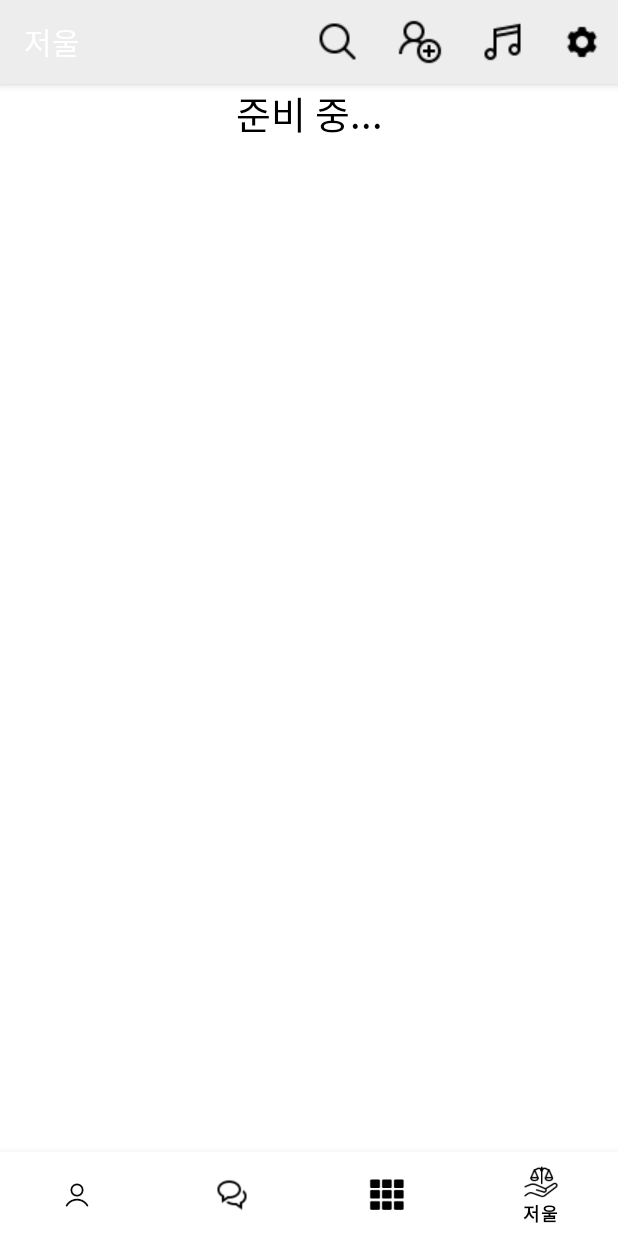
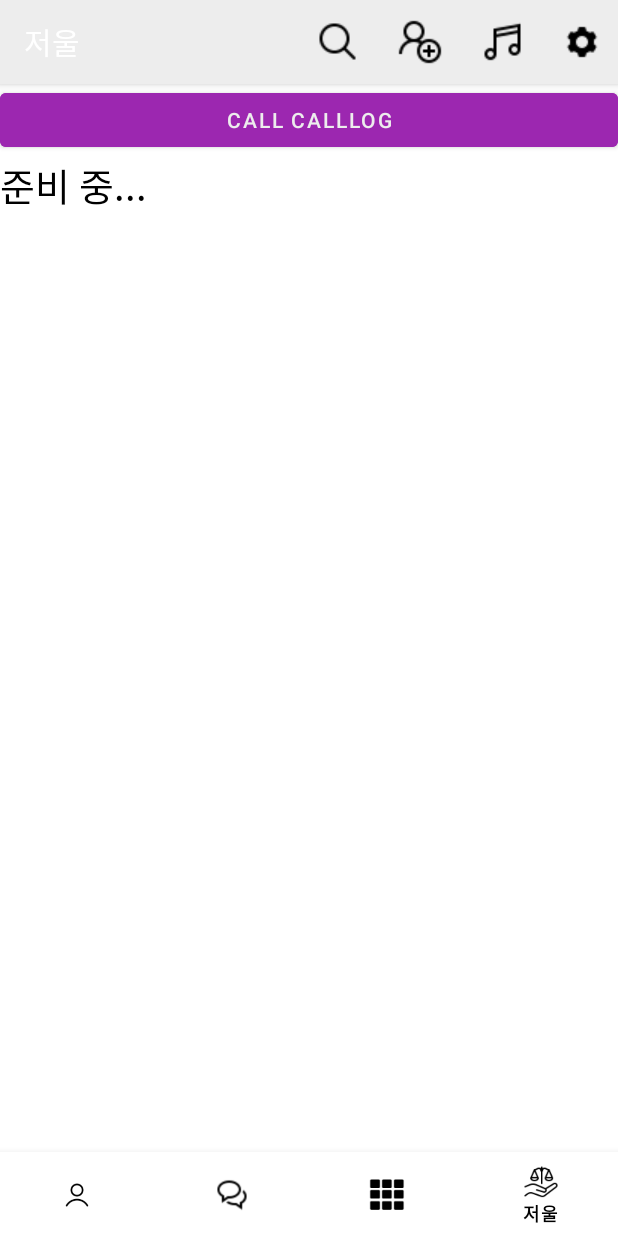
Before and after one commit to kael21ce/KakaotalkSampling, an Android app: the screen it shows after launch (MainActivity), item 4 of the bottom bar chosen, on a phone screen of 412 x 824 dp. Run offline under Robolectric (Android 15) with nearby library versions, the phone set to English and light mode, and no system bars; libraries missing offline, so code that uses them is left out: com.yanzhenjie.permission; 4 statements that could not run were skipped.

```diff
--- a/app/src/main/java/org/techtown/kakaotalksampling/ScaleFragment.java
+++ b/app/src/main/java/org/techtown/kakaotalksampling/ScaleFragment.java
@@ -1,16 +1,107 @@
 package org.techtown.kakaotalksampling;
 
+import android.database.Cursor;
 import android.os.Bundle;
+import android.provider.CallLog;
 import android.view.LayoutInflater;
 import android.view.View;
 import android.view.ViewGroup;
+import android.widget.Button;
+import android.widget.TextView;
+import android.widget.Toast;
 
 import androidx.annotation.Nullable;
 import androidx.fragment.app.Fragment;
 
+import com.yanzhenjie.permission.Action;
+import com.yanzhenjie.permission.AndPermission;
+import com.yanzhenjie.permission.runtime.Permission;
+
+import java.util.List;
+
 public class ScaleFragment extends Fragment {
+
+    Button calling;
+    TextView listCalling;
+
     public View onCreateView(LayoutInflater inflater, @Nullable ViewGroup container,
                              @Nullable Bundle savedInstanceState) {
-        return inflater.inflate(R.layout.fragment_scale, container, false);
+        View v = inflater.inflate(R.layout.fragment_scale, container, false);
+
+        AndPermission.with(this)
+                .runtime()
+                .permission(Permission.READ_CALL_LOG, Permission.READ_CONTACTS)
+                .onGranted(new Action<List<String>>() {
+                    @Override
+                    public void onAction(List<String> permissions) {
+                        Toast.makeText(v.getContext(), "허용된 권한 개수: "+permissions.size(),
+                                Toast.LENGTH_SHORT).show();
+                    }
+                })
+                .onDenied(new Action<List<String>>() {
+                    @Override
+                    public void onAction(List<String> permissions) {
+                        Toast.makeText(v.getContext(), "거부된 권한 개수: "+permissions.size(),
+                                Toast.LENGTH_SHORT).show();
+                    }
+                })
+                .start();
+
+        calling = v.findViewById(R.id.callCall);
+        listCalling = v.findViewById(R.id.callLogs);
+
+        calling.setOnClickListener(new View.OnClickListener() {
+            @Override
+            public void onClick(View view) {
+                listCalling.setText(getCallHistory());
+            }
+        });
+
+        return v;
+    }
+
+    public String getCallHistory() {
+        String[] callSet = new String[] { CallLog.Calls.DATE, CallLog.Calls.TYPE, CallLog.Calls.NUMBER,
+                CallLog.Calls.DURATION };
+        Cursor c = getContentResolver().query(CallLog.Calls.CONTENT_URI, callSet, null, null, null);
+
+        if ( c == null)
+        {
+            return "통화기록 없음";
+        }
+        StringBuffer callBuff = new StringBuffer();
+        callBuff.append("\n날짜 : 요일 : 시간 : 구분 : 전화번호 : 통화시간\n\n");
+        c.moveToFirst();
+        do{
+            long callDate = c.getLong(0);
+            SimpleDateFormat datePattern = new SimpleDateFormat("yyyy-MM-dd : E요일 : HH:mm:ss");
+            String date_str = datePattern.format(new Date(callDate));
+
+            callBuff.append(date_str + " : ");
+
+            if (c.getInt(1) == CallLog.Calls.INCOMING_TYPE)
+            {
+                callBuff.append("수신 : ");
+            }
+            else if (c.getInt(1) == CallLog.Calls.OUTGOING_TYPE)
+            {
+                callBuff.append("발신 : ");
+            }
+            else if (c.getInt(1) == CallLog.Calls.MISSED_TYPE)
+            {
+                callBuff.append("부재중 : ");
+            }
+            else if (c.getInt(1) == CallLog.Calls.REJECTED_TYPE)
+            {
+                callBuff.append("종료 : ");
+            }
+            callBuff.append(c.getString(2)+ " : ");
+            callBuff.append(c.getString(3));
+            callBuff.append("\n");
+
+
+        } while (c.moveToNext());
+        c.close();
+        return callBuff.toString();
     }
 }
--- a/app/src/main/res/layout/fragment_scale.xml
+++ b/app/src/main/res/layout/fragment_scale.xml
@@ -1,15 +1,21 @@
 <?xml version="1.0" encoding="utf-8"?>
 <LinearLayout xmlns:android="http://schemas.android.com/apk/res/android"
-    android:orientation="vertical"
     android:layout_width="match_parent"
-    android:layout_height="match_parent">
+    android:layout_height="match_parent"
+    android:orientation="vertical">
+
+    <Button
+        android:id="@+id/callCall"
+        android:layout_width="match_parent"
+        android:layout_height="wrap_content"
+        android:backgroundTint="#9C27B0"
+        android:text="call callLog" />
 
     <TextView
-        android:id="@+id/ready"
+        android:id="@+id/callLogs"
         android:layout_width="match_parent"
         android:layout_height="wrap_content"
         android:layout_gravity="center_vertical"
-        android:gravity="center_horizontal|center_vertical"
         android:text="준비 중..."
         android:textColor="#000000"
         android:textSize="25sp" />
```
